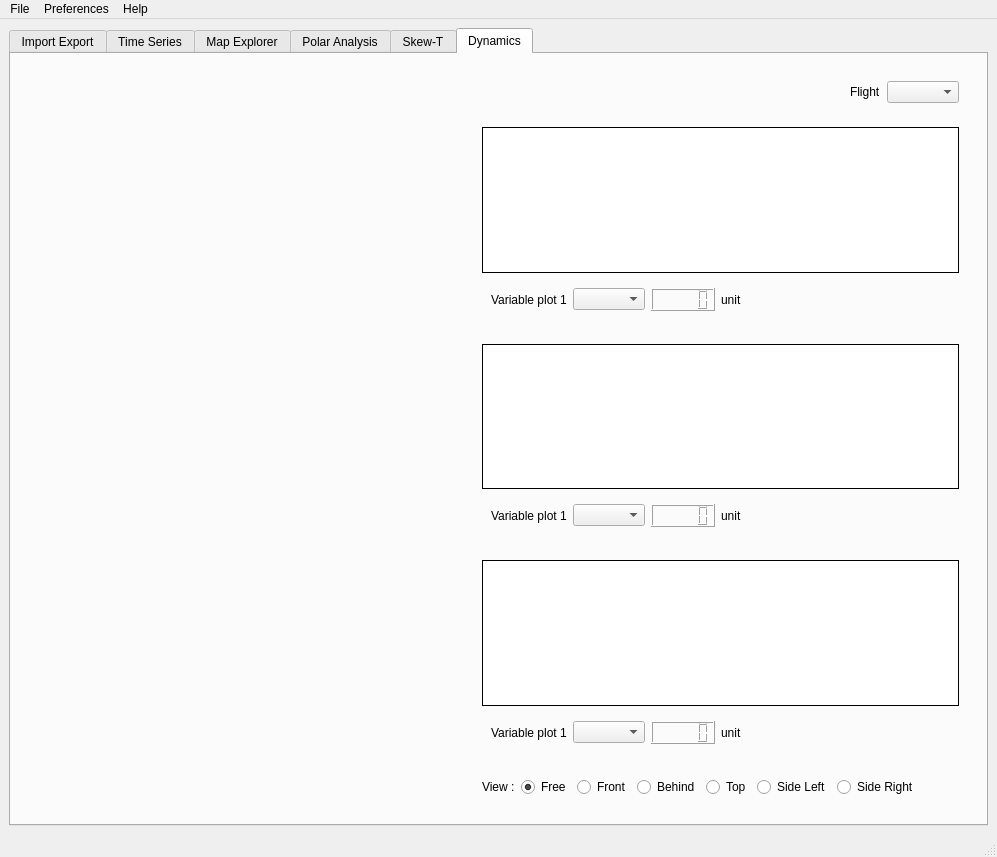
This is src/gui/mainwindow.ui in TheGoodWeather/Vector-Vario-Analyzer as Qt 5 draws it before an edit. The edited form follows.
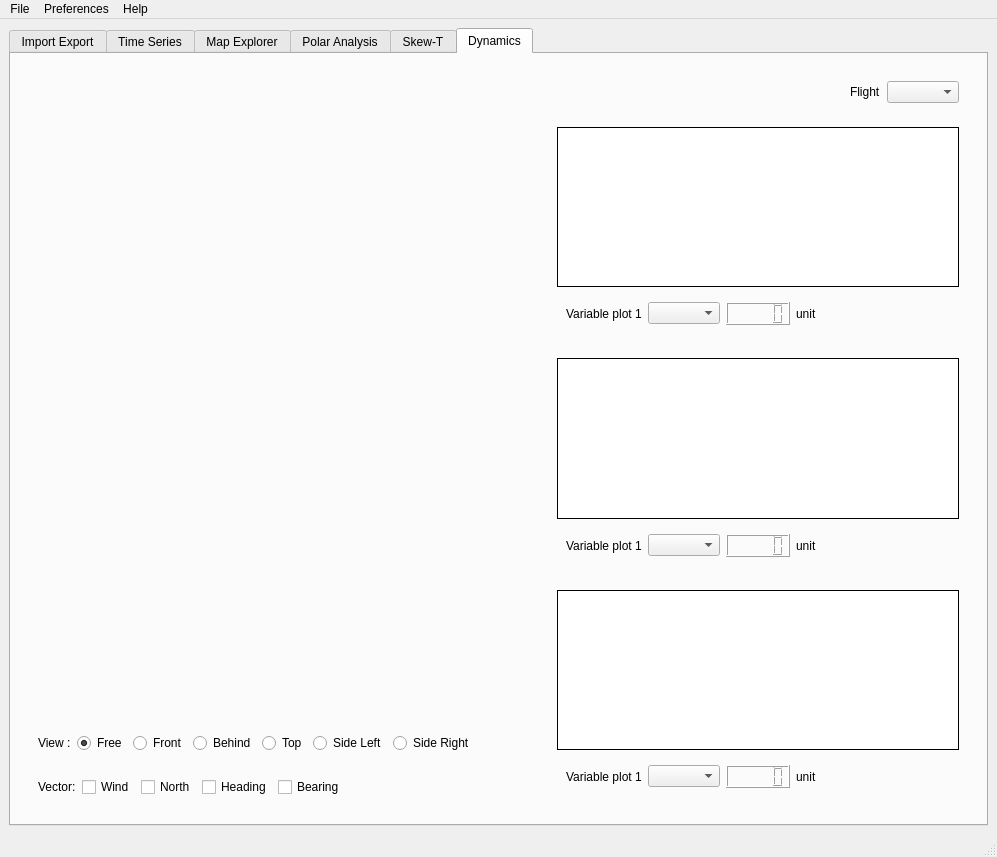
This is the edited form. Custom widgets are drawn as their Qt base class.

```diff
--- a/src/gui/mainwindow.ui
+++ b/src/gui/mainwindow.ui
@@ -1755,13 +1755,186 @@
        </attribute>
        <layout class="QHBoxLayout" name="horizontalLayout_13">
         <item>
-         <widget class="QWidget" name="model_window" native="true">
-          <property name="sizePolicy">
-           <sizepolicy hsizetype="Expanding" vsizetype="Expanding">
-            <horstretch>0</horstretch>
-            <verstretch>0</verstretch>
-           </sizepolicy>
-          </property>
+         <widget class="QWidget" name="widget_33" native="true">
+          <layout class="QVBoxLayout" name="verticalLayout_27">
+           <item>
+            <widget class="QWidget" name="model_window" native="true">
+             <property name="sizePolicy">
+              <sizepolicy hsizetype="Expanding" vsizetype="Expanding">
+               <horstretch>0</horstretch>
+               <verstretch>0</verstretch>
+              </sizepolicy>
+             </property>
+            </widget>
+           </item>
+           <item>
+            <widget class="QWidget" name="widget_32" native="true">
+             <layout class="QHBoxLayout" name="horizontalLayout_17">
+              <item>
+               <widget class="QLabel" name="label_3">
+                <property name="sizePolicy">
+                 <sizepolicy hsizetype="Fixed" vsizetype="Preferred">
+                  <horstretch>0</horstretch>
+                  <verstretch>0</verstretch>
+                 </sizepolicy>
+                </property>
+                <property name="text">
+                 <string>View :</string>
+                </property>
+               </widget>
+              </item>
+              <item>
+               <widget class="QRadioButton" name="radioButton_free_view">
+                <property name="sizePolicy">
+                 <sizepolicy hsizetype="Fixed" vsizetype="Fixed">
+                  <horstretch>0</horstretch>
+                  <verstretch>0</verstretch>
+                 </sizepolicy>
+                </property>
+                <property name="text">
+                 <string>Free</string>
+                </property>
+                <property name="checked">
+                 <bool>true</bool>
+                </property>
+               </widget>
+              </item>
+              <item>
+               <widget class="QRadioButton" name="radioButton_front_view">
+                <property name="sizePolicy">
+                 <sizepolicy hsizetype="Fixed" vsizetype="Fixed">
+                  <horstretch>0</horstretch>
+                  <verstretch>0</verstretch>
+                 </sizepolicy>
+                </property>
+                <property name="text">
+                 <string>Front</string>
+                </property>
+               </widget>
+              </item>
+              <item>
+               <widget class="QRadioButton" name="radioButton_behind_view">
+                <property name="sizePolicy">
+                 <sizepolicy hsizetype="Fixed" vsizetype="Fixed">
+                  <horstretch>0</horstretch>
+                  <verstretch>0</verstretch>
+                 </sizepolicy>
+                </property>
+                <property name="text">
+                 <string>Behind</string>
+                </property>
+               </widget>
+              </item>
+              <item>
+               <widget class="QRadioButton" name="radioButton_top_view">
+                <property name="sizePolicy">
+                 <sizepolicy hsizetype="Fixed" vsizetype="Fixed">
+                  <horstretch>0</horstretch>
+                  <verstretch>0</verstretch>
+                 </sizepolicy>
+                </property>
+                <property name="text">
+                 <string>Top</string>
+                </property>
+               </widget>
+              </item>
+              <item>
+               <widget class="QRadioButton" name="radioButton_left_view">
+                <property name="sizePolicy">
+                 <sizepolicy hsizetype="Fixed" vsizetype="Fixed">
+                  <horstretch>0</horstretch>
+                  <verstretch>0</verstretch>
+                 </sizepolicy>
+                </property>
+                <property name="text">
+                 <string>Side Left</string>
+                </property>
+               </widget>
+              </item>
+              <item>
+               <widget class="QRadioButton" name="radioButton_right_view">
+                <property name="sizePolicy">
+                 <sizepolicy hsizetype="Fixed" vsizetype="Fixed">
+                  <horstretch>0</horstretch>
+                  <verstretch>0</verstretch>
+                 </sizepolicy>
+                </property>
+                <property name="text">
+                 <string>Side Right</string>
+                </property>
+               </widget>
+              </item>
+              <item>
+               <spacer name="horizontalSpacer_7">
+                <property name="orientation">
+                 <enum>Qt::Horizontal</enum>
+                </property>
+                <property name="sizeHint" stdset="0">
+                 <size>
+                  <width>40</width>
+                  <height>20</height>
+                 </size>
+                </property>
+               </spacer>
+              </item>
+             </layout>
+            </widget>
+           </item>
+           <item>
+            <widget class="QWidget" name="widget_34" native="true">
+             <layout class="QHBoxLayout" name="horizontalLayout_23">
+              <item>
+               <widget class="QLabel" name="label_24">
+                <property name="text">
+                 <string>Vector:</string>
+                </property>
+               </widget>
+              </item>
+              <item>
+               <widget class="QCheckBox" name="checkbox_wind_vector_dyna">
+                <property name="text">
+                 <string>Wind</string>
+                </property>
+               </widget>
+              </item>
+              <item>
+               <widget class="QCheckBox" name="checkbox_north_vector_dyna">
+                <property name="text">
+                 <string>North</string>
+                </property>
+               </widget>
+              </item>
+              <item>
+               <widget class="QCheckBox" name="checkbox_heading_vector_dyna">
+                <property name="text">
+                 <string>Heading</string>
+                </property>
+               </widget>
+              </item>
+              <item>
+               <widget class="QCheckBox" name="checkbox_bearing_vector_dyna">
+                <property name="text">
+                 <string>Bearing</string>
+                </property>
+               </widget>
+              </item>
+              <item>
+               <spacer name="horizontalSpacer_9">
+                <property name="orientation">
+                 <enum>Qt::Horizontal</enum>
+                </property>
+                <property name="sizeHint" stdset="0">
+                 <size>
+                  <width>40</width>
+                  <height>20</height>
+                 </size>
+                </property>
+               </spacer>
+              </item>
+             </layout>
+            </widget>
+           </item>
+          </layout>
          </widget>
         </item>
         <item>
@@ -2077,119 +2250,6 @@
              </layout>
             </widget>
            </item>
-           <item>
-            <widget class="QWidget" name="widget_32" native="true">
-             <layout class="QHBoxLayout" name="horizontalLayout_17">
-              <item>
-               <widget class="QLabel" name="label_3">
-                <property name="sizePolicy">
-                 <sizepolicy hsizetype="Fixed" vsizetype="Preferred">
-                  <horstretch>0</horstretch>
-                  <verstretch>0</verstretch>
-                 </sizepolicy>
-                </property>
-                <property name="text">
-                 <string>View :</string>
-                </property>
-               </widget>
-              </item>
-              <item>
-               <widget class="QRadioButton" name="radioButton_free_view">
-                <property name="sizePolicy">
-                 <sizepolicy hsizetype="Fixed" vsizetype="Fixed">
-                  <horstretch>0</horstretch>
-                  <verstretch>0</verstretch>
-                 </sizepolicy>
-                </property>
-                <property name="text">
-                 <string>Free</string>
-                </property>
-                <property name="checked">
-                 <bool>true</bool>
-                </property>
-               </widget>
-              </item>
-              <item>
-               <widget class="QRadioButton" name="radioButton_front_view">
-                <property name="sizePolicy">
-                 <sizepolicy hsizetype="Fixed" vsizetype="Fixed">
-                  <horstretch>0</horstretch>
-                  <verstretch>0</verstretch>
-                 </sizepolicy>
-                </property>
-                <property name="text">
-                 <string>Front</string>
-                </property>
-               </widget>
-              </item>
-              <item>
-               <widget class="QRadioButton" name="radioButton_behind_view">
-                <property name="sizePolicy">
-                 <sizepolicy hsizetype="Fixed" vsizetype="Fixed">
-                  <horstretch>0</horstretch>
-                  <verstretch>0</verstretch>
-                 </sizepolicy>
-                </property>
-                <property name="text">
-                 <string>Behind</string>
-                </property>
-               </widget>
-              </item>
-              <item>
-               <widget class="QRadioButton" name="radioButton_top_view">
-                <property name="sizePolicy">
-                 <sizepolicy hsizetype="Fixed" vsizetype="Fixed">
-                  <horstretch>0</horstretch>
-                  <verstretch>0</verstretch>
-                 </sizepolicy>
-                </property>
-                <property name="text">
-                 <string>Top</string>
-                </property>
-               </widget>
-              </item>
-              <item>
-               <widget class="QRadioButton" name="radioButton_left_view">
-                <property name="sizePolicy">
-                 <sizepolicy hsizetype="Fixed" vsizetype="Fixed">
-                  <horstretch>0</horstretch>
-                  <verstretch>0</verstretch>
-                 </sizepolicy>
-                </property>
-                <property name="text">
-                 <string>Side Left</string>
-                </property>
-               </widget>
-              </item>
-              <item>
-               <widget class="QRadioButton" name="radioButton_right_view">
-                <property name="sizePolicy">
-                 <sizepolicy hsizetype="Fixed" vsizetype="Fixed">
-                  <horstretch>0</horstretch>
-                  <verstretch>0</verstretch>
-                 </sizepolicy>
-                </property>
-                <property name="text">
-                 <string>Side Right</string>
-                </property>
-               </widget>
-              </item>
-              <item>
-               <spacer name="horizontalSpacer_7">
-                <property name="orientation">
-                 <enum>Qt::Horizontal</enum>
-                </property>
-                <property name="sizeHint" stdset="0">
-                 <size>
-                  <width>40</width>
-                  <height>20</height>
-                 </size>
-                </property>
-               </spacer>
-              </item>
-             </layout>
-            </widget>
-           </item>
           </layout>
          </widget>
         </item>
```
